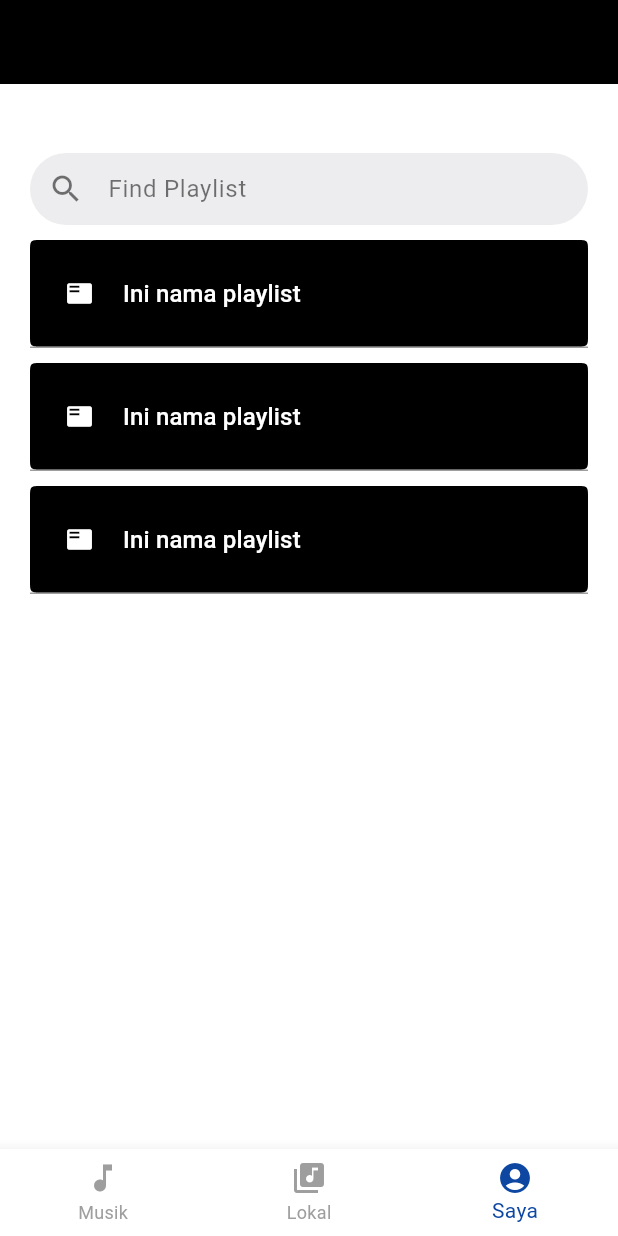
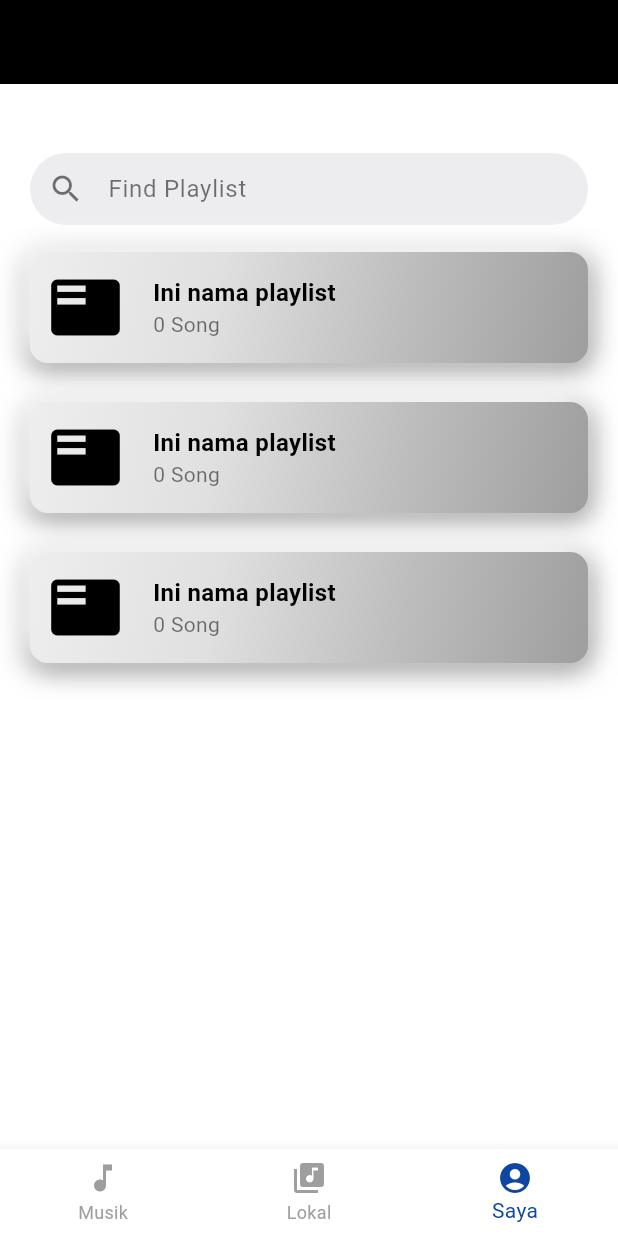
Before and after one commit to ananda17gb/MusicApp, a Flutter app: the screen it shows after launch, item 3 of the bottom bar chosen, after a tap on "Ini nama playlist", on a phone screen of 412 x 824 dp. Run offline on Flutter 3.47's test engine with Material 3 defaults, Android fonts, the phone set to English and light mode, and no system bars; our stand-ins replace flutter_dotenv, just_audio; missing offline and left inert: flutter_web_auth; network calls fail.

Commit message:
Improved UI

```diff
--- a/lib/presentation/pages/playlist_screen.dart
+++ b/lib/presentation/pages/playlist_screen.dart
@@ -12,7 +12,6 @@ class _PlaylistScreenState extends State<PlaylistScreen> {
   final TextEditingController _searchController = TextEditingController();
 
   void _searchForPlaylist(String query) {
-    // Handle search logic here (e.g., filter songs or make an API call)
     print('Searching for: $query');
   }
 
--- a/lib/presentation/pages/search_screen.dart
+++ b/lib/presentation/pages/search_screen.dart
@@ -76,6 +76,7 @@
 //   }
 // }
 
+// 1ST DESIGN
 // import 'package:flutter/material.dart';
 // import 'package:music_app/presentation/widgets/song_cards.dart';
 // import 'package:music_app/presentation/widgets/PlayingBar.dart';
@@ -93,14 +94,20 @@
 //   bool _isPlaying = false;
 //   String _currentSongTitle = "Song Title";
 //   String _currentArtistName = "Artist Name";
+//   String _currentSongId = ""; // Track the current song ID to manage play state
 
 //   // Method to start playing a song
-//   void _playSong(String title, String artist) {
+//   void _playSong(String title, String artist, String songId) {
 //     setState(() {
-//       _isSongSelected = true; // Mark a song as selected
-//       _isPlaying = true;
+//       if (_currentSongId == songId) {
+//         _isPlaying = !_isPlaying; // Toggle play/pause if the same song is tapped
+//       } else {
+//         _isPlaying = true; // Play the new song
+//       }
 //       _currentSongTitle = title;
 //       _currentArtistName = artist;
+//       _currentSongId = songId;
+//       _isSongSelected = true; // Mark a song as selected
 //     });
 //   }
 
@@ -114,6 +121,7 @@
 //   // Handle song search input
 //   void _searchForSongs(String query) {
 //     print('Searching for: $query');
+//     // Implement actual search logic here
 //   }
 
 //   @override
@@ -121,6 +129,10 @@
 //     return Scaffold(
 //       appBar: AppBar(
 //         backgroundColor: Colors.white,
+//         title: const Text(
+//           'Search',
+//           style: TextStyle(color: Colors.black),
+//         ),
 //       ),
 //       body: Padding(
 //         padding: const EdgeInsets.symmetric(horizontal: 20.0),
@@ -168,19 +180,26 @@
 //               ),
 //             ),
 //             const SizedBox(height: 10),
+//             // Songs List
 //             SongsCards(
-//               onPlay: () => _playSong("Song 1", "Artist 1"),
-//               isCurrentlyPlaying: _isPlaying,  // Pass the same state here
+//               songTitle: "Song 1",
+//               artistName: "Artist 1",
+//               isCurrentlyPlaying: _currentSongId == "song1",
+//               onPlay: () => _playSong("Song 1", "Artist 1", "song1"),
 //             ),
 //             const SizedBox(height: 10),
 //             SongsCards(
-//               onPlay: () => _playSong("Song 2", "Artist 2"),
-//               isCurrentlyPlaying: _isPlaying,  // Pass the same state here
+//               songTitle: "Song 2",
+//               artistName: "Artist 2",
+//               isCurrentlyPlaying: _currentSongId == "song2",
+//               onPlay: () => _playSong("Song 2", "Artist 2", "song2"),
 //             ),
 //             const SizedBox(height: 10),
 //             SongsCards(
-//               onPlay: () => _playSong("Song 3", "Artist 3"),
-//               isCurrentlyPlaying: _isPlaying,  // Pass the same state here
+//               songTitle: "Song 3",
+//               artistName: "Artist 3",
+//               isCurrentlyPlaying: _currentSongId == "song3",
+//               onPlay: () => _playSong("Song 3", "Artist 3", "song3"),
 //             ),
 //           ],
 //         ),
@@ -198,6 +217,7 @@
 //               _isPlaying = false;
 //               _currentSongTitle = "Song Title";
 //               _currentArtistName = "Artist Name";
+//               _currentSongId = ""; // Reset current song ID
 //             });
 //           },
 //         ),
@@ -206,6 +226,7 @@
 //   }
 // }
 
+//2 DESIGN
 import 'package:flutter/material.dart';
 import 'package:music_app/presentation/widgets/song_cards.dart';
 import 'package:music_app/presentation/widgets/PlayingBar.dart';
@@ -219,97 +240,113 @@ class SearchScreen extends StatefulWidget {
 
 class _SearchScreenState extends State<SearchScreen> {
   final TextEditingController _searchController = TextEditingController();
-  bool _isSongSelected = false; // Flag to track if a song is selected
+  bool _isSongSelected = false;
   bool _isPlaying = false;
   String _currentSongTitle = "Song Title";
   String _currentArtistName = "Artist Name";
-  String _currentSongId = ""; // Track the current song ID to manage play state
+  String _currentSongId = "";
 
-  // Method to start playing a song
   void _playSong(String title, String artist, String songId) {
     setState(() {
       if (_currentSongId == songId) {
-        _isPlaying = !_isPlaying; // Toggle play/pause if the same song is tapped
+        _isPlaying = !_isPlaying;
       } else {
-        _isPlaying = true; // Play the new song
+        _isPlaying = true;
       }
       _currentSongTitle = title;
       _currentArtistName = artist;
       _currentSongId = songId;
-      _isSongSelected = true; // Mark a song as selected
+      _isSongSelected = true;
     });
   }
 
-  // Toggle play/pause for PlayingBar
   void _togglePlayPause() {
     setState(() {
       _isPlaying = !_isPlaying;
     });
   }
 
-  // Handle song search input
   void _searchForSongs(String query) {
     print('Searching for: $query');
-    // Implement actual search logic here
   }
 
   @override
   Widget build(BuildContext context) {
     return Scaffold(
+      backgroundColor: Colors.grey.shade100,
       appBar: AppBar(
-        backgroundColor: Colors.white,
-        title: const Text(
-          'Search',
-          style: TextStyle(color: Colors.black),
+        elevation: 0,
+        flexibleSpace: Container(
+          decoration: const BoxDecoration(
+            gradient: LinearGradient(
+              colors: [Colors.blueAccent, Colors.cyan],
+              begin: Alignment.topLeft,
+              end: Alignment.bottomRight,
             ),
           ),
+        ),
+        title: const Text(
+          'Local',
+          style: TextStyle(color: Colors.white, fontSize: 20),
+        ),
+        centerTitle: true,
+      ),
       body: Padding(
-        padding: const EdgeInsets.symmetric(horizontal: 20.0),
+        padding: const EdgeInsets.symmetric(horizontal: 20.0, vertical: 10.0),
         child: Column(
           crossAxisAlignment: CrossAxisAlignment.start,
           children: [
-            const Text(
-              "Search",
-              style: TextStyle(
-                color: Colors.black,
-                fontSize: 32,
-                fontWeight: FontWeight.bold,
-              ),
-            ),
-            TextField(
+            // Search Bar
+            Material(
+              elevation: 2,
+              borderRadius: BorderRadius.circular(30),
+              child: TextField(
                 controller: _searchController,
                 onChanged: _searchForSongs,
                 style: const TextStyle(color: Colors.black),
                 cursorColor: Colors.black,
                 decoration: InputDecoration(
-                prefixIcon: const Icon(Icons.search, color: Colors.black54),
+                  prefixIcon: const Icon(Icons.search, color: Colors.grey),
                   suffixIcon: _searchController.text.isNotEmpty
                       ? IconButton(
-                        icon: const Icon(Icons.clear, color: Colors.black54),
+                          icon: const Icon(Icons.clear, color: Colors.grey),
                           onPressed: () {
                             _searchController.clear();
                             _searchForSongs('');
                           },
                         )
                       : null,
-                hintText: "Find songs",
-                hintStyle: const TextStyle(color: Colors.black54),
+                  hintText: "Find Local Music.",
+                  hintStyle: const TextStyle(color: Colors.grey),
                   filled: true,
-                fillColor: const Color.fromARGB(255, 237, 237, 239),
+                  fillColor: Colors.white,
                   contentPadding: const EdgeInsets.symmetric(
-                    vertical: 10.0, horizontal: 20.0),
-                focusedBorder: OutlineInputBorder(
+                    vertical: 12.0,
+                    horizontal: 20.0,
+                  ),
+                  border: OutlineInputBorder(
                     borderRadius: BorderRadius.circular(30.0),
-                  borderSide: const BorderSide(color: Colors.transparent),
+                    borderSide: BorderSide.none,
                   ),
-                enabledBorder: OutlineInputBorder(
-                  borderRadius: BorderRadius.circular(30.0),
-                  borderSide: const BorderSide(color: Colors.transparent),
                 ),
               ),
             ),
             const SizedBox(height: 10),
+            // Song List Header
+            // const Text(
+            //   "Popular Songs",
+            //   style: TextStyle(
+            //     color: Colors.black,
+            //     fontSize: 18,
+            //     fontWeight: FontWeight.w600,
+            //   ),
+            // ),
+            const SizedBox(height: 10),
             // Songs List
+            Expanded(
+              child: ListView(
+                physics: const BouncingScrollPhysics(),
+                children: [
                   SongsCards(
                     songTitle: "Song 1",
                     artistName: "Artist 1",
@@ -333,22 +370,37 @@ class _SearchScreenState extends State<SearchScreen> {
                 ],
               ),
             ),
+          ],
+        ),
+      ),
       bottomNavigationBar: Visibility(
-        visible: _isSongSelected, // Only show PlayingBar when a song is selected
+        visible: _isSongSelected,
+        child: Container(
+          decoration: BoxDecoration(
+            color: Colors.white,
+            boxShadow: [
+              BoxShadow(
+                color: Colors.grey.shade300,
+                blurRadius: 10,
+                spreadRadius: 5,
+              ),
+            ],
+          ),
           child: PlayingBar(
             songTitle: _currentSongTitle,
             artistName: _currentArtistName,
             isPlaying: _isPlaying,
-          onPlayPause: _togglePlayPause, // Pass the toggle function here
+            onPlayPause: _togglePlayPause,
             onClose: () {
               setState(() {
                 _isSongSelected = false;
                 _isPlaying = false;
                 _currentSongTitle = "Song Title";
                 _currentArtistName = "Artist Name";
-              _currentSongId = ""; // Reset current song ID
+                _currentSongId = "";
               });
             },
+          ),
         ),
       ),
     );
--- a/lib/presentation/widgets/playlist_cards.dart
+++ b/lib/presentation/widgets/playlist_cards.dart
@@ -10,35 +10,69 @@ class PlaylistCards extends StatelessWidget {
   @override
   Widget build(BuildContext context) {
     return Container(
-      height: 72,
-      decoration: const BoxDecoration(
-          border: Border(bottom: BorderSide(color: Colors.grey))),
-      child: ElevatedButton(
-          onPressed: _openPlaylist,
-          style: ElevatedButton.styleFrom(
-            backgroundColor: Colors.black,
-            elevation: 0,
-            shape: ContinuousRectangleBorder(
-                borderRadius: BorderRadius.circular(8)),
+      margin: const EdgeInsets.symmetric(vertical: 8.0), // Vertical margin for spacing
+      padding: const EdgeInsets.all(12.0), // Padding inside the card
+      decoration: BoxDecoration(
+        borderRadius: BorderRadius.circular(12),
+        boxShadow: [
+          BoxShadow(
+            color: Colors.grey.shade600,
+            spreadRadius: 1,
+            blurRadius: 15,
+            offset: const Offset(0, 3),
           ),
+          const BoxShadow(
+            color: Colors.white,
+            offset: Offset(-5, -5),
+            blurRadius: 15,
+            spreadRadius: 1,
+          )
+        ],
+        gradient: LinearGradient(
+          begin: Alignment.topLeft,
+          end: Alignment.bottomRight,
+          colors: [
+            Colors.grey.shade200,
+            Colors.grey.shade300,
+            Colors.grey.shade400,
+            Colors.grey.shade500,
+          ],
+        ),
+      ),
+      child: InkWell(
+        onTap: _openPlaylist,
+        borderRadius: BorderRadius.circular(12), // Ensures ripple effect matches the border radius
         child: const Row(
           children: [
-              Icon(Icons.featured_play_list, color: Colors.white),
-              SizedBox(
-                width: 20,
-              ),
+            // Icon for Playlist (without box decoration)
+            Icon(Icons.featured_play_list, size: 50, color: Colors.black),
+            SizedBox(width: 20), // Spacing between icon and text
+
+            // Playlist Name
             Column(
               crossAxisAlignment: CrossAxisAlignment.start,
               mainAxisAlignment: MainAxisAlignment.center,
               children: [
                 Text(
                   "Ini nama playlist",
-                    style: TextStyle(fontSize: 16, color: Colors.white),
+                  style: TextStyle(
+                    fontSize: 16,
+                    color: Colors.black,
+                    fontWeight: FontWeight.w600,
+                  ),
+                ),
+                Text(
+                  "0 Song",
+                  style: TextStyle(
+                    fontSize: 14,
+                    color: Colors.black54,
+                  ),
                 ),
               ],
-              )
+            ),
           ],
-          )),
+        ),
+      ),
     );
   }
 }
--- a/lib/presentation/widgets/song_cards.dart
+++ b/lib/presentation/widgets/song_cards.dart
@@ -247,15 +247,33 @@ class SongsCards extends StatelessWidget {
       margin: const EdgeInsets.symmetric(vertical: 8.0),
       padding: const EdgeInsets.all(12.0),
       decoration: BoxDecoration(
-        color: Colors.grey.shade900,
+        color: Colors.grey.shade300,
         borderRadius: BorderRadius.circular(12),
         boxShadow: [
           BoxShadow(
-            color: Colors.black.withOpacity(0.2),
-            blurRadius: 6,
+            color: Colors.grey.shade600,
+            spreadRadius: 1,
+            blurRadius: 15,
+            blurStyle: BlurStyle.normal,
             offset: const Offset(0, 3),
           ),
+          const BoxShadow(
+            color: Colors.white,
+            offset: Offset(-5, -5),
+            blurRadius: 15,
+            spreadRadius: 1,
+          )
         ],
+        gradient: LinearGradient(
+          begin: Alignment.topLeft,
+          end: Alignment.bottomRight,
+          colors: [
+            Colors.grey.shade200,
+            Colors.grey.shade300,
+            Colors.grey.shade400,
+            Colors.grey.shade500,
+          ],
+        ),
       ),
       child: GestureDetector(
         onTap: onPlay,
@@ -290,30 +308,92 @@ class SongsCards extends StatelessWidget {
                     style: const TextStyle(
                       fontSize: 16,
                       fontWeight: FontWeight.bold,
-                      color: Colors.white,
+                      color: Colors.black,
                     ),
                     overflow: TextOverflow.ellipsis,
                   ),
                   const SizedBox(height: 4),
                   Text(
                     artistName,
-                    style: const TextStyle(
+                    style: TextStyle(
                       fontSize: 14,
-                      color: Colors.white70,
+                      color: Colors.grey.shade900,
                     ),
                     overflow: TextOverflow.ellipsis,
                   ),
                 ],
               ),
             ),
-            Icon(
-              isCurrentlyPlaying ? Icons.pause_circle : Icons.play_circle,
-              color: Colors.white,
-              size: 32,
-            ),
+            // Wave Icon Effect
+            isCurrentlyPlaying
+                ? const WaveAnimationIcon(size: 32)
+                : Icon(
+                    Icons.play_circle,
+                    color: Colors.grey.shade900,
+                    size: 32,
+                  ),
           ],
         ),
       ),
     );
   }
 }
+
+class WaveAnimationIcon extends StatefulWidget {
+  final double size;
+  const WaveAnimationIcon({super.key, this.size = 32});
+
+  @override
+  State<WaveAnimationIcon> createState() => _WaveAnimationIconState();
+}
+
+class _WaveAnimationIconState extends State<WaveAnimationIcon>
+    with SingleTickerProviderStateMixin {
+  late AnimationController _controller;
+  late Animation<double> _animation;
+
+  @override
+  void initState() {
+    super.initState();
+    _controller = AnimationController(
+      vsync: this,
+      duration: const Duration(seconds: 1),
+    )..repeat();
+    _animation = Tween<double>(begin: 0.8, end: 1.2).animate(
+      CurvedAnimation(parent: _controller, curve: Curves.easeInOut),
+    );
+  }
+
+  @override
+  void dispose() {
+    _controller.dispose();
+    super.dispose();
+  }
+
+  @override
+  Widget build(BuildContext context) {
+    return AnimatedBuilder(
+      animation: _animation,
+      builder: (context, child) {
+        return Stack(
+          alignment: Alignment.center,
+          children: [
+            Container(
+              width: widget.size * _animation.value,
+              height: widget.size * _animation.value,
+              decoration: BoxDecoration(
+                shape: BoxShape.circle,
+                color: Colors.grey.shade400.withOpacity(0.2),
+              ),
+            ),
+            Icon(
+              Icons.graphic_eq, // Use this to represent a wave effect
+              color: Colors.grey.shade900,
+              size: widget.size,
+            ),
+          ],
+        );
+      },
+    );
+  }
+}
```
Also changed, not shown: lib/presentation/widgets/PlayingBar.dart (+12 -8 lines). Lines whose indentation alone changed are shown as unchanged.
